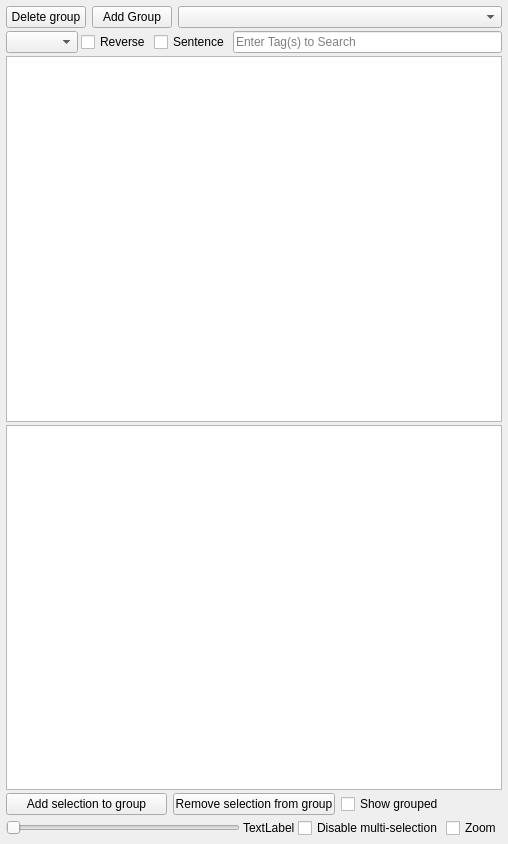
HaW-Tagger/HWtagger, file interfaces/imageViewBase.ui: the form before one commit.
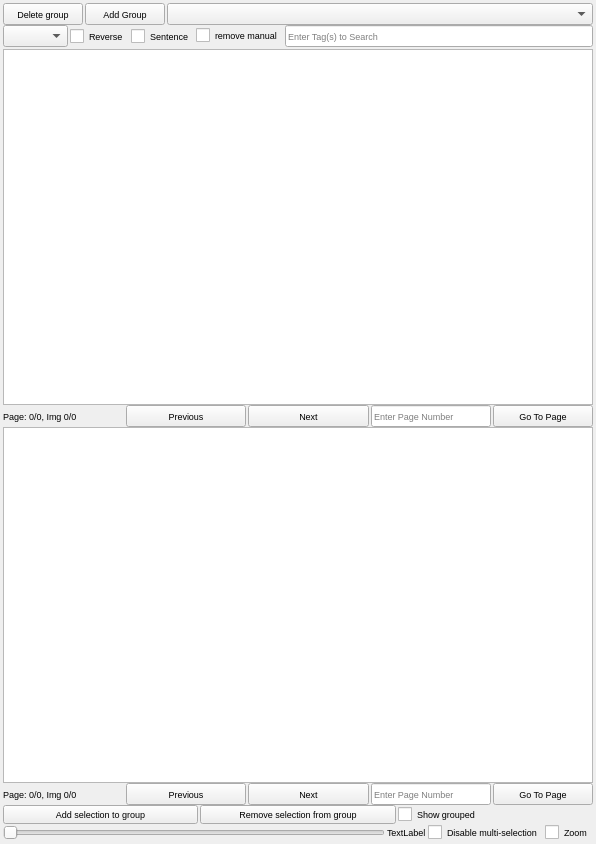
The form after the commit. Icons and pictures are not drawn. Custom widgets are drawn as their Qt base class.

```diff
--- a/interfaces/imageViewBase.ui
+++ b/interfaces/imageViewBase.ui
@@ -6,7 +6,7 @@
    <rect>
     <x>0</x>
     <y>0</y>
-    <width>508</width>
+    <width>596</width>
     <height>844</height>
    </rect>
   </property>
@@ -32,32 +32,43 @@
       <number>0</number>
      </property>
      <widget class="QWidget" name="page">
+      <property name="font">
+       <font>
+        <pointsize>7</pointsize>
+       </font>
+      </property>
       <layout class="QVBoxLayout" name="verticalLayout_2">
        <property name="spacing">
-        <number>3</number>
+        <number>0</number>
        </property>
        <property name="leftMargin">
-        <number>3</number>
+        <number>0</number>
        </property>
        <property name="topMargin">
-        <number>3</number>
+        <number>0</number>
        </property>
        <property name="rightMargin">
-        <number>3</number>
+        <number>0</number>
        </property>
        <property name="bottomMargin">
-        <number>3</number>
+        <number>0</number>
        </property>
        <item>
         <layout class="QHBoxLayout" name="horizontalLayout">
          <property name="spacing">
-          <number>6</number>
+          <number>2</number>
          </property>
          <property name="sizeConstraint">
           <enum>QLayout::SetDefaultConstraint</enum>
          </property>
          <item>
           <widget class="QPushButton" name="pushButton_deleted_group">
+           <property name="maximumSize">
+            <size>
+             <width>16777215</width>
+             <height>30</height>
+            </size>
+           </property>
            <property name="toolTip">
             <string>delete the group (doesn't delete the images)</string>
            </property>
@@ -68,6 +79,12 @@
          </item>
          <item>
           <widget class="QPushButton" name="pushButton_add_group">
+           <property name="maximumSize">
+            <size>
+             <width>16777215</width>
+             <height>30</height>
+            </size>
+           </property>
            <property name="toolTip">
             <string>create a new group</string>
            </property>
@@ -87,6 +104,12 @@
              <verstretch>0</verstretch>
             </sizepolicy>
            </property>
+           <property name="maximumSize">
+            <size>
+             <width>16777215</width>
+             <height>30</height>
+            </size>
+           </property>
            <property name="toolTip">
             <string>list of groups</string>
            </property>
@@ -108,8 +131,20 @@
        </item>
        <item>
         <layout class="QHBoxLayout" name="horizontalLayout_5">
+         <property name="spacing">
+          <number>2</number>
+         </property>
+         <property name="bottomMargin">
+          <number>2</number>
+         </property>
          <item>
           <widget class="QComboBox" name="comboBox_sort_type">
+           <property name="maximumSize">
+            <size>
+             <width>16777215</width>
+             <height>30</height>
+            </size>
+           </property>
            <property name="toolTip">
             <string>sorting images view, some sorting requires calculations</string>
            </property>
@@ -117,6 +152,12 @@
          </item>
          <item>
           <widget class="QCheckBox" name="checkBox_reverse">
+           <property name="maximumSize">
+            <size>
+             <width>16777215</width>
+             <height>30</height>
+            </size>
+           </property>
            <property name="toolTip">
             <string>reverse the sort</string>
            </property>
@@ -127,13 +168,32 @@
          </item>
          <item>
           <widget class="QCheckBox" name="checkBox_include_sentence">
+           <property name="maximumSize">
+            <size>
+             <width>16777215</width>
+             <height>30</height>
+            </size>
+           </property>
            <property name="text">
             <string>Sentence</string>
            </property>
           </widget>
          </item>
+         <item>
+          <widget class="QCheckBox" name="checkBox_remove_manual">
+           <property name="text">
+            <string>remove manual</string>
+           </property>
+          </widget>
+         </item>
          <item>
           <widget class="QLineEdit" name="lineEdit_tag_search">
+           <property name="maximumSize">
+            <size>
+             <width>16777215</width>
+             <height>30</height>
+            </size>
+           </property>
            <property name="toolTip">
             <string>&lt;html&gt;&lt;head/&gt;&lt;body&gt;&lt;p&gt;Enter text to search for tags:&lt;/p&gt;&lt;p&gt;By default, it search for any partial matches&lt;/p&gt;&lt;p&gt;- use the star, &amp;quot;*&amp;quot;, as a wildcard for any number of characters in that position. can be placed in between, before, or after other characters&lt;/p&gt;&lt;p&gt;- place quotation marks, &amp;quot; &amp;quot;, around the text for exact keyword search&lt;/p&gt;&lt;p&gt;- use the minus sign, &amp;quot;-&amp;quot;, in front of the text to remove images with that keyword&lt;/p&gt;&lt;p&gt;- search source_&amp;lt;source name&amp;gt; to filter where the tags came from. Ex: source_Swin, source_Caformer, source_danbooru, source_manual ...&lt;/p&gt;&lt;p&gt;- search group_&amp;lt;group name&amp;gt; to filter where images are grouped. Ex: group_from_behind, group_from above, ...&lt;/p&gt;&lt;p&gt;- special seach keywords (we only have 1 tag rn): &amp;quot;2persons&amp;quot; --&amp;gt; search for images with tag combinations that implies 2 people in the image, ex: &amp;quot;1boy&amp;quot; + &amp;quot;1girl&amp;quot;, &amp;quot;2girls&amp;quot;, &amp;quot;2boys&amp;quot;, etc&lt;/p&gt;&lt;p&gt;Separate multiple tag searches using &amp;quot;,&amp;quot;&lt;/p&gt;&lt;/body&gt;&lt;/html&gt;</string>
            </property>
@@ -154,6 +214,155 @@
          </property>
         </widget>
        </item>
+       <item>
+        <widget class="QWidget" name="view_page_interfaces" native="true">
+         <property name="sizePolicy">
+          <sizepolicy hsizetype="Preferred" vsizetype="Minimum">
+           <horstretch>0</horstretch>
+           <verstretch>0</verstretch>
+          </sizepolicy>
+         </property>
+         <property name="maximumSize">
+          <size>
+           <width>16777215</width>
+           <height>30</height>
+          </size>
+         </property>
+         <layout class="QHBoxLayout" name="horizontalLayout_6">
+          <property name="spacing">
+           <number>2</number>
+          </property>
+          <property name="sizeConstraint">
+           <enum>QLayout::SetDefaultConstraint</enum>
+          </property>
+          <property name="leftMargin">
+           <number>0</number>
+          </property>
+          <property name="topMargin">
+           <number>0</number>
+          </property>
+          <property name="rightMargin">
+           <number>0</number>
+          </property>
+          <property name="bottomMargin">
+           <number>0</number>
+          </property>
+          <item>
+           <widget class="QLabel" name="label_page_num">
+            <property name="sizePolicy">
+             <sizepolicy hsizetype="Preferred" vsizetype="Fixed">
+              <horstretch>0</horstretch>
+              <verstretch>0</verstretch>
+             </sizepolicy>
+            </property>
+            <property name="maximumSize">
+             <size>
+              <width>16777215</width>
+              <height>30</height>
+             </size>
+            </property>
+            <property name="text">
+             <string>Page: 0/0, Img 0/0</string>
+            </property>
+           </widget>
+          </item>
+          <item>
+           <widget class="QPushButton" name="pushButton_prev_button">
+            <property name="sizePolicy">
+             <sizepolicy hsizetype="Preferred" vsizetype="Fixed">
+              <horstretch>0</horstretch>
+              <verstretch>0</verstretch>
+             </sizepolicy>
+            </property>
+            <property name="maximumSize">
+             <size>
+              <width>150</width>
+              <height>30</height>
+             </size>
+            </property>
+            <property name="text">
+             <string>Previous</string>
+            </property>
+           </widget>
+          </item>
+          <item>
+           <widget class="QPushButton" name="pushButton_2_next_button">
+            <property name="enabled">
+             <bool>true</bool>
+            </property>
+            <property name="sizePolicy">
+             <sizepolicy hsizetype="Preferred" vsizetype="Fixed">
+              <horstretch>0</horstretch>
+              <verstretch>0</verstretch>
+             </sizepolicy>
+            </property>
+            <property name="maximumSize">
+             <size>
+              <width>150</width>
+              <height>30</height>
+             </size>
+            </property>
+            <property name="text">
+             <string>Next</string>
+            </property>
+            <property name="iconSize">
+             <size>
+              <width>12</width>
+              <height>12</height>
+             </size>
+            </property>
+           </widget>
+          </item>
+          <item>
+           <widget class="QLineEdit" name="lineEdit_Entered_pageNum">
+            <property name="sizePolicy">
+             <sizepolicy hsizetype="Preferred" vsizetype="Fixed">
+              <horstretch>0</horstretch>
+              <verstretch>0</verstretch>
+             </sizepolicy>
+            </property>
+            <property name="minimumSize">
+             <size>
+              <width>10</width>
+              <height>0</height>
+             </size>
+            </property>
+            <property name="maximumSize">
+             <size>
+              <width>16777215</width>
+              <height>30</height>
+             </size>
+            </property>
+            <property name="toolTip">
+             <string>Jump to page number</string>
+            </property>
+            <property name="placeholderText">
+             <string>Enter Page Number</string>
+            </property>
+           </widget>
+          </item>
+          <item>
+           <widget class="QPushButton" name="pushButton_3_jump_page_button">
+            <property name="sizePolicy">
+             <sizepolicy hsizetype="Minimum" vsizetype="Fixed">
+              <horstretch>0</horstretch>
+              <verstretch>0</verstretch>
+             </sizepolicy>
+            </property>
+            <property name="maximumSize">
+             <size>
+              <width>100</width>
+              <height>30</height>
+             </size>
+            </property>
+            <property name="text">
+             <string>Go To Page</string>
+            </property>
+           </widget>
+          </item>
+         </layout>
+        </widget>
+       </item>
        <item>
         <widget class="QListView" name="listView_other">
          <property name="sizeAdjustPolicy">
@@ -164,9 +373,176 @@
          </property>
         </widget>
        </item>
+       <item>
+        <widget class="QWidget" name="other_view_page_interfaces" native="true">
+         <property name="enabled">
+          <bool>true</bool>
+         </property>
+         <property name="sizePolicy">
+          <sizepolicy hsizetype="Minimum" vsizetype="Minimum">
+           <horstretch>0</horstretch>
+           <verstretch>0</verstretch>
+          </sizepolicy>
+         </property>
+         <property name="maximumSize">
+          <size>
+           <width>16777215</width>
+           <height>30</height>
+          </size>
+         </property>
+         <layout class="QHBoxLayout" name="horizontalLayout_8">
+          <property name="spacing">
+           <number>2</number>
+          </property>
+          <property name="leftMargin">
+           <number>0</number>
+          </property>
+          <property name="topMargin">
+           <number>0</number>
+          </property>
+          <property name="rightMargin">
+           <number>0</number>
+          </property>
+          <property name="bottomMargin">
+           <number>0</number>
+          </property>
+          <item>
+           <widget class="QLabel" name="label_page_num_other">
+            <property name="sizePolicy">
+             <sizepolicy hsizetype="Preferred" vsizetype="Fixed">
+              <horstretch>0</horstretch>
+              <verstretch>0</verstretch>
+             </sizepolicy>
+            </property>
+            <property name="maximumSize">
+             <size>
+              <width>16777215</width>
+              <height>30</height>
+             </size>
+            </property>
+            <property name="text">
+             <string>Page: 0/0, Img 0/0</string>
+            </property>
+           </widget>
+          </item>
+          <item>
+           <widget class="QPushButton" name="pushButton_prev_button_other">
+            <property name="sizePolicy">
+             <sizepolicy hsizetype="Preferred" vsizetype="Fixed">
+              <horstretch>0</horstretch>
+              <verstretch>0</verstretch>
+             </sizepolicy>
+            </property>
+            <property name="maximumSize">
+             <size>
+              <width>150</width>
+              <height>30</height>
+             </size>
+            </property>
+            <property name="text">
+             <string>Previous</string>
+            </property>
+           </widget>
+          </item>
+          <item>
+           <widget class="QPushButton" name="pushButton_2_next_button_other">
+            <property name="enabled">
+             <bool>true</bool>
+            </property>
+            <property name="sizePolicy">
+             <sizepolicy hsizetype="Preferred" vsizetype="Fixed">
+              <horstretch>0</horstretch>
+              <verstretch>0</verstretch>
+             </sizepolicy>
+            </property>
+            <property name="maximumSize">
+             <size>
+              <width>150</width>
+              <height>30</height>
+             </size>
+            </property>
+            <property name="text">
+             <string>Next</string>
+            </property>
+            <property name="iconSize">
+             <size>
+              <width>12</width>
+              <height>12</height>
+             </size>
+            </property>
+           </widget>
+          </item>
+          <item>
+           <widget class="QLineEdit" name="lineEdit_Entered_pageNum_other">
+            <property name="sizePolicy">
+             <sizepolicy hsizetype="Preferred" vsizetype="Fixed">
+              <horstretch>0</horstretch>
+              <verstretch>0</verstretch>
+             </sizepolicy>
+            </property>
+            <property name="minimumSize">
+             <size>
+              <width>10</width>
+              <height>0</height>
+             </size>
+            </property>
+            <property name="maximumSize">
+             <size>
+              <width>16777215</width>
+              <height>30</height>
+             </size>
+            </property>
+            <property name="toolTip">
+             <string>Jump to page number</string>
+            </property>
+            <property name="placeholderText">
+             <string>Enter Page Number</string>
+            </property>
+           </widget>
+          </item>
+          <item>
+           <widget class="QPushButton" name="pushButton_3_jump_page_button_other">
+            <property name="sizePolicy">
+             <sizepolicy hsizetype="Minimum" vsizetype="Fixed">
+              <horstretch>0</horstretch>
+              <verstretch>0</verstretch>
+             </sizepolicy>
+            </property>
+            <property name="maximumSize">
+             <size>
+              <width>100</width>
+              <height>30</height>
+             </size>
+            </property>
+            <property name="text">
+             <string>Go To Page</string>
+            </property>
+           </widget>
+          </item>
+         </layout>
+        </widget>
+       </item>
        <item>
         <widget class="QWidget" name="widget" native="true">
+         <property name="sizePolicy">
+          <sizepolicy hsizetype="Minimum" vsizetype="Minimum">
+           <horstretch>0</horstretch>
+           <verstretch>0</verstretch>
+          </sizepolicy>
+         </property>
+         <property name="maximumSize">
+          <size>
+           <width>16777215</width>
+           <height>30</height>
+          </size>
+         </property>
          <layout class="QHBoxLayout" name="horizontalLayout_2">
+          <property name="spacing">
+           <number>2</number>
+          </property>
+          <property name="sizeConstraint">
+           <enum>QLayout::SetDefaultConstraint</enum>
+          </property>
           <property name="leftMargin">
            <number>0</number>
           </property>
@@ -182,11 +558,17 @@
           <item>
            <widget class="QPushButton" name="pushButton_add_selection_to_group">
             <property name="sizePolicy">
-             <sizepolicy hsizetype="Ignored" vsizetype="Fixed">
+             <sizepolicy hsizetype="Ignored" vsizetype="Minimum">
               <horstretch>0</horstretch>
               <verstretch>0</verstretch>
              </sizepolicy>
             </property>
+            <property name="maximumSize">
+             <size>
+              <width>16777215</width>
+              <height>30</height>
+             </size>
+            </property>
             <property name="toolTip">
              <string>add all images selected at the bottom to the group</string>
             </property>
@@ -198,11 +580,17 @@
           <item>
            <widget class="QPushButton" name="pushButton_remove_selection_from_group">
             <property name="sizePolicy">
-             <sizepolicy hsizetype="Ignored" vsizetype="Fixed">
+             <sizepolicy hsizetype="Ignored" vsizetype="Minimum">
               <horstretch>0</horstretch>
               <verstretch>0</verstretch>
              </sizepolicy>
             </property>
+            <property name="maximumSize">
+             <size>
+              <width>16777215</width>
+              <height>30</height>
+             </size>
+            </property>
             <property name="toolTip">
              <string>remove all selected images in the top view from the group</string>
             </property>
@@ -213,6 +601,12 @@
           </item>
           <item>
            <widget class="QCheckBox" name="checkBox_toggle_ungrouped_images">
+            <property name="sizePolicy">
+             <sizepolicy hsizetype="Minimum" vsizetype="Fixed">
+              <horstretch>0</horstretch>
+              <verstretch>0</verstretch>
+             </sizepolicy>
+            </property>
             <property name="toolTip">
              <string>show all images in the bottom group except if they belong to the top group</string>
             </property>
@@ -229,8 +623,17 @@
        </item>
        <item>
         <layout class="QHBoxLayout" name="horizontalLayout_3">
+         <property name="spacing">
+          <number>2</number>
+         </property>
          <item>
           <widget class="QSlider" name="horizontalSlider_thumbnail_size">
+           <property name="maximumSize">
+            <size>
+             <width>16777215</width>
+             <height>30</height>
+            </size>
+           </property>
            <property name="toolTip">
             <string>change the viewed image size</string>
            </property>
@@ -241,6 +644,12 @@
          </item>
          <item>
           <widget class="QLabel" name="label_image_view_count">
+           <property name="maximumSize">
+            <size>
+             <width>16777215</width>
+             <height>30</height>
+            </size>
+           </property>
            <property name="text">
             <string>TextLabel</string>
            </property>
@@ -248,6 +657,12 @@
          </item>
          <item>
           <widget class="QCheckBox" name="checkBox_single_selection_mode">
+           <property name="maximumSize">
+            <size>
+             <width>16777215</width>
+             <height>30</height>
+            </size>
+           </property>
            <property name="toolTip">
             <string>toggle single or multi-selection, tick the checkbox to disable multi-selection. You can only selcted one image at a time.</string>
            </property>
@@ -258,6 +673,12 @@
          </item>
          <item>
           <widget class="QCheckBox" name="checkBox_zoom_on_click">
+           <property name="maximumSize">
+            <size>
+             <width>16777215</width>
+             <height>30</height>
+            </size>
+           </property>
            <property name="toolTip">
             <string>If checked, when selecting one image it will be shown large, wih buttons enabling you to slide right or left of the view</string>
            </property>
```
Left out of the diff: 24 changed lines with no effect on the pictures.
